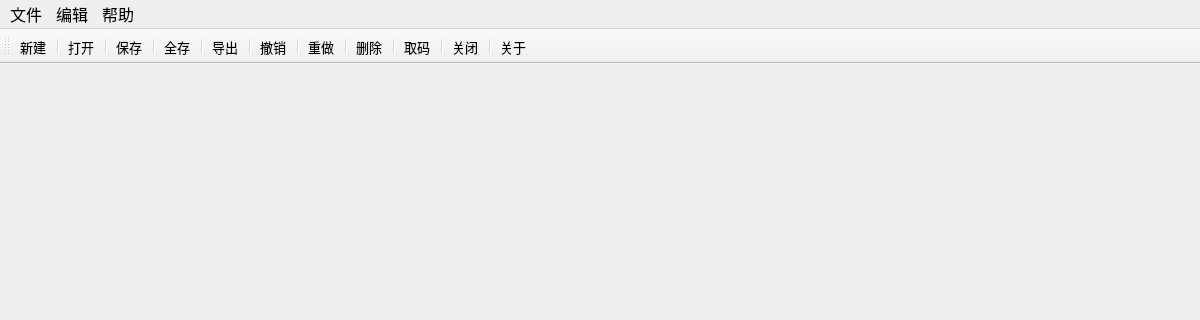
The window that Vision/Vision.ui (XinXingDianDeng-WHU/Vision) describes before a commit, drawn with Qt 5; both pictures show x 0 to 1200 and y 0 to 320 of the 1200 by 800 pixel window.
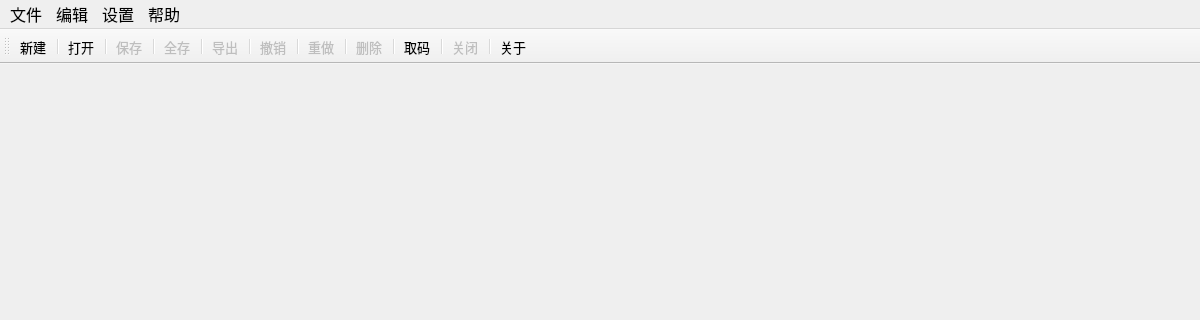
The same window after the commit. Icons and pictures are not drawn.

```diff
--- a/Vision/Vision.ui
+++ b/Vision/Vision.ui
@@ -117,8 +117,40 @@
     </property>
     <addaction name="actionAbout"/>
    </widget>
+   <widget class="QMenu" name="menuSetting">
+    <property name="font">
+     <font>
+      <family>微软雅黑</family>
+     </font>
+    </property>
+    <property name="title">
+     <string>设置</string>
+    </property>
+    <widget class="QMenu" name="menuPlotPattern">
+     <property name="font">
+      <font>
+       <family>微软雅黑</family>
+      </font>
+     </property>
+     <property name="title">
+      <string>模式</string>
+     </property>
+     <addaction name="actionDefault"/>
+     <addaction name="actionNoPlot"/>
+    </widget>
+    <widget class="QMenu" name="menuLanguage">
+     <property name="title">
+      <string>语言</string>
+     </property>
+     <addaction name="actionCpp"/>
+     <addaction name="actionJava"/>
+    </widget>
+    <addaction name="menuPlotPattern"/>
+    <addaction name="menuLanguage"/>
+   </widget>
    <addaction name="menuFile"/>
    <addaction name="menuEdit"/>
+   <addaction name="menuSetting"/>
    <addaction name="menuHelp"/>
   </widget>
   <widget class="QToolBar" name="toolBar">
@@ -201,6 +233,9 @@
    </property>
   </action>
   <action name="actionSave">
+   <property name="enabled">
+    <bool>false</bool>
+   </property>
    <property name="icon">
     <iconset theme="Save" resource="Vision.qrc">
      <normaloff>:/Resources/icon/Save.png</normaloff>:/Resources/icon/Save.png</iconset>
@@ -222,6 +257,9 @@
    </property>
   </action>
   <action name="actionSaveAll">
+   <property name="enabled">
+    <bool>false</bool>
+   </property>
    <property name="icon">
     <iconset theme="SaveAll" resource="Vision.qrc">
      <normaloff>:/Resources/icon/SaveAll.png</normaloff>:/Resources/icon/SaveAll.png</iconset>
@@ -240,6 +278,9 @@
    </property>
   </action>
   <action name="actionSaveAs">
+   <property name="enabled">
+    <bool>false</bool>
+   </property>
    <property name="icon">
     <iconset theme="SaveAs" resource="Vision.qrc">
      <normaloff>:/Resources/icon/SaveAs.png</normaloff>:/Resources/icon/SaveAs.png</iconset>
@@ -258,6 +299,9 @@
    </property>
   </action>
   <action name="actionClose">
+   <property name="enabled">
+    <bool>false</bool>
+   </property>
    <property name="icon">
     <iconset theme="Close" resource="Vision.qrc">
      <normaloff>:/Resources/icon/Close.png</normaloff>:/Resources/icon/Close.png</iconset>
@@ -294,6 +338,9 @@
    </property>
   </action>
   <action name="actionUndo">
+   <property name="enabled">
+    <bool>false</bool>
+   </property>
    <property name="icon">
     <iconset theme="Undo" resource="Vision.qrc">
      <normaloff>:/Resources/icon/Undo.png</normaloff>:/Resources/icon/Undo.png</iconset>
@@ -312,6 +359,9 @@
    </property>
   </action>
   <action name="actionRedo">
+   <property name="enabled">
+    <bool>false</bool>
+   </property>
    <property name="icon">
     <iconset theme="Redo" resource="Vision.qrc">
      <normaloff>:/Resources/icon/Redo.png</normaloff>:/Resources/icon/Redo.png</iconset>
@@ -459,6 +509,9 @@
    </property>
   </action>
   <action name="actionDelete">
+   <property name="enabled">
+    <bool>false</bool>
+   </property>
    <property name="icon">
     <iconset theme="Delete" resource="Vision.qrc">
      <normaloff>:/Resources/icon/Delete.png</normaloff>:/Resources/icon/Delete.png</iconset>
```
Left out of the diff: 81 changed lines with no effect on the pictures.
